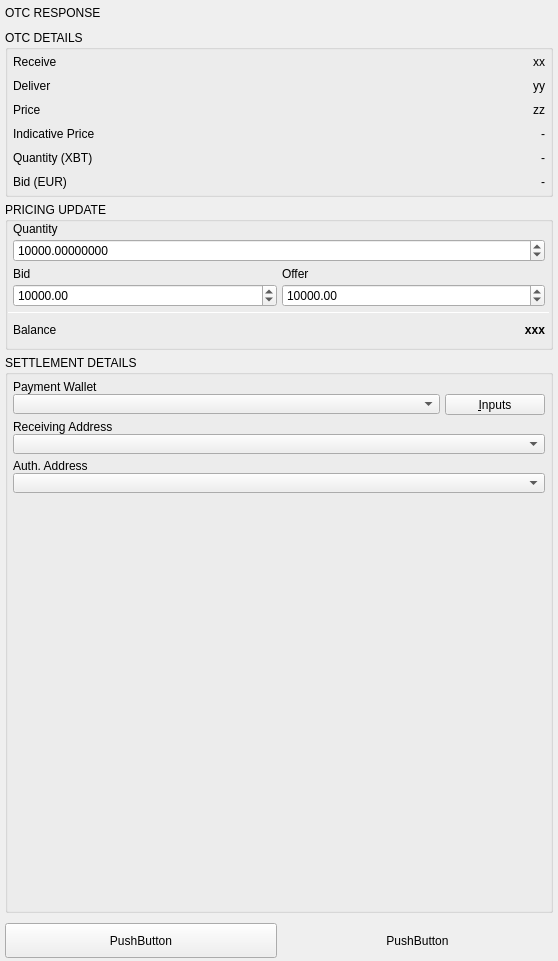
BlockSettle/terminal, file BlockSettleUILib/ChatUI/OTCShieldWidgets/OTCNegotiationResponseWidget.ui: the form before one commit.
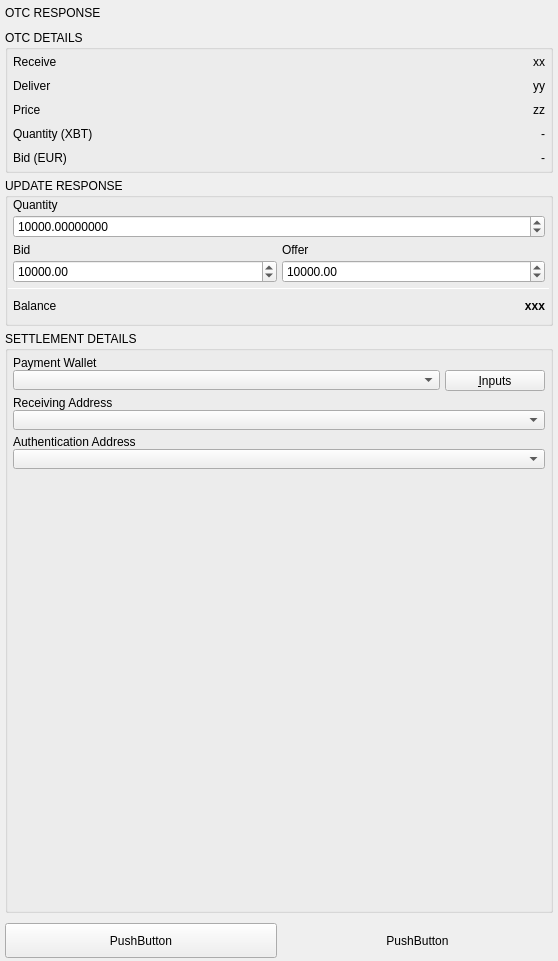
The form after the commit.

What changed in the file:
```diff
--- a/BlockSettleUILib/ChatUI/OTCShieldWidgets/OTCNegotiationResponseWidget.ui
+++ b/BlockSettleUILib/ChatUI/OTCShieldWidgets/OTCNegotiationResponseWidget.ui
@@ -224,47 +224,6 @@
           </layout>
          </widget>
         </item>
-        <item>
-         <widget class="QWidget" name="indicativePriceWidget" native="true">
-          <layout class="QHBoxLayout" name="indicativePriceLayout">
-           <property name="spacing">
-            <number>5</number>
-           </property>
-           <property name="leftMargin">
-            <number>0</number>
-           </property>
-           <property name="topMargin">
-            <number>0</number>
-           </property>
-           <property name="rightMargin">
-            <number>0</number>
-           </property>
-           <property name="bottomMargin">
-            <number>0</number>
-           </property>
-           <item>
-            <widget class="QLabel" name="indicativePriceLabel">
-             <property name="text">
-              <string>Indicative Price</string>
-             </property>
-            </widget>
-           </item>
-           <item>
-            <widget class="QLabel" name="indicativePriceValue">
-             <property name="text">
-              <string>-</string>
-             </property>
-             <property name="alignment">
-              <set>Qt::AlignRight|Qt::AlignTrailing|Qt::AlignVCenter</set>
-             </property>
-             <property name="whiteLabel" stdset="0">
-              <bool>true</bool>
-             </property>
-            </widget>
-           </item>
-          </layout>
-         </widget>
-        </item>
         <item>
          <widget class="QWidget" name="rangeQuantity" native="true">
           <layout class="QHBoxLayout" name="sideLayout_2">
@@ -353,7 +312,7 @@
      <item>
       <widget class="QGroupBox" name="groupPricingUpdate">
        <property name="title">
-        <string>PRICING UPDATE</string>
+        <string>UPDATE RESPONSE</string>
        </property>
        <property name="wellGroupBoxWithButtonBar" stdset="0">
         <bool>true</bool>
@@ -818,7 +777,7 @@
           <item>
            <widget class="QLabel" name="authenticationAddressLabel">
             <property name="text">
-             <string>Auth. Address</string>
+             <string>Authentication Address</string>
             </property>
            </widget>
           </item>
```
